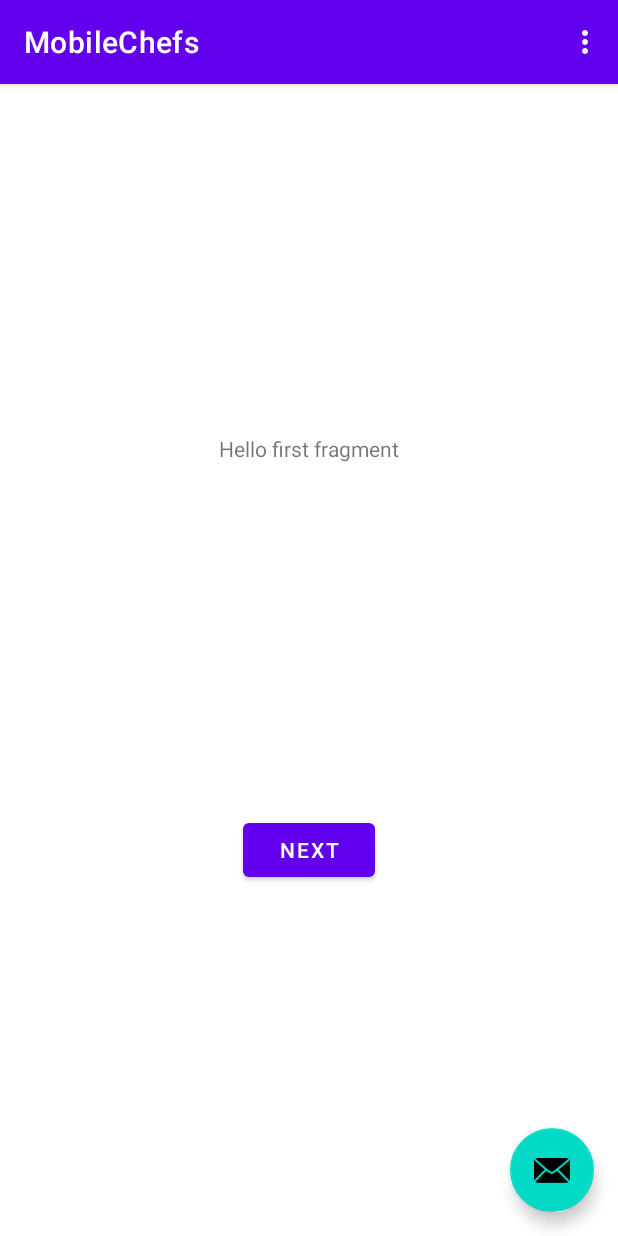
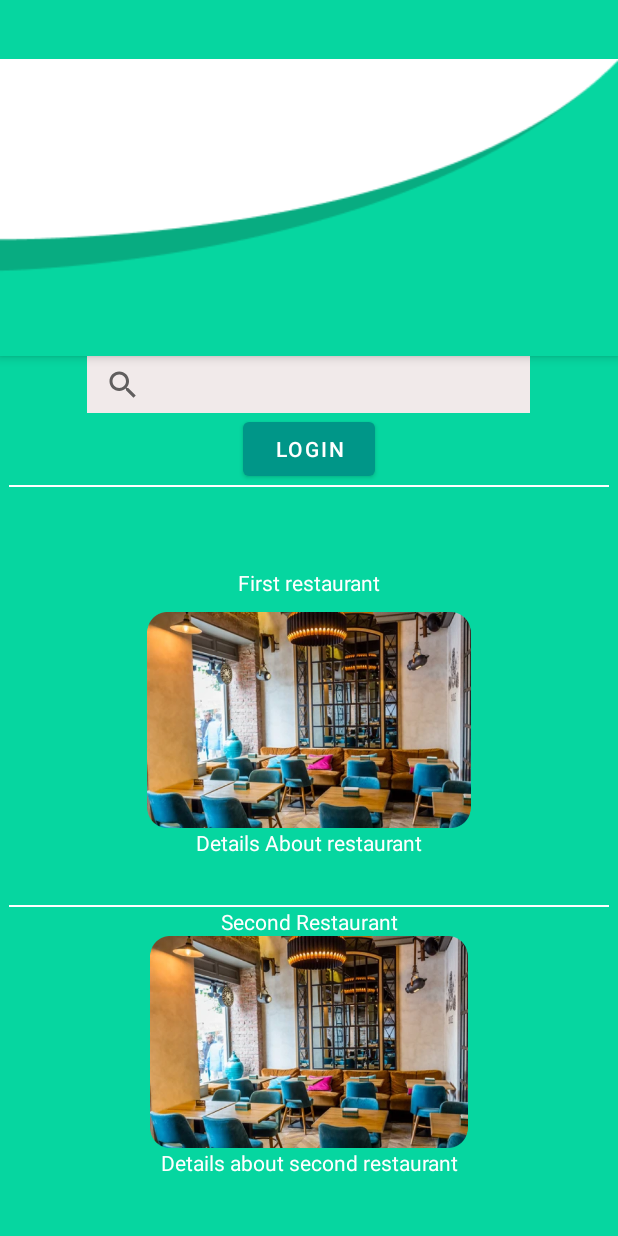
Before and after one commit to skywallkee/MCD-Restaurants, an Android app: the screen it shows after launch (MainActivity), on a phone screen of 412 x 824 dp. Run offline under Robolectric (Android 15) with nearby library versions, the light colour scheme and no system bars.

Commit message:
First Page Update

```diff
--- a/app/src/main/java/masterchefdevs/colectiv/ubb/chefs/FirstFragment.kt
+++ b/app/src/main/java/masterchefdevs/colectiv/ubb/chefs/FirstFragment.kt
@@ -1,5 +1,6 @@
 package masterchefdevs.colectiv.ubb.chefs
 
+import android.graphics.Color
 import android.os.Bundle
 import androidx.fragment.app.Fragment
 import android.view.LayoutInflater
@@ -27,5 +28,6 @@ class FirstFragment : Fragment() {
         view.findViewById<Button>(R.id.button_first).setOnClickListener {
             findNavController().navigate(R.id.action_FirstFragment_to_SecondFragment)
         }
+        this.view?.setBackgroundColor(Color.CYAN);
     }
 }
--- a/app/src/main/java/masterchefdevs/colectiv/ubb/chefs/MainActivity.kt
+++ b/app/src/main/java/masterchefdevs/colectiv/ubb/chefs/MainActivity.kt
@@ -14,10 +14,6 @@ class MainActivity : AppCompatActivity() {
         setContentView(R.layout.activity_main)
         setSupportActionBar(findViewById(R.id.toolbar))
 
-        findViewById<FloatingActionButton>(R.id.fab).setOnClickListener { view ->
-            Snackbar.make(view, "Replace with your own action", Snackbar.LENGTH_LONG)
-                    .setAction("Action", null).show()
-        }
     }
 
     override fun onCreateOptionsMenu(menu: Menu): Boolean {
--- a/app/src/main/res/layout/activity_main.xml
+++ b/app/src/main/res/layout/activity_main.xml
@@ -6,28 +6,17 @@
     android:layout_height="match_parent"
     tools:context=".MainActivity">
 
-    <com.google.android.material.appbar.AppBarLayout
+
+
+    <androidx.appcompat.widget.Toolbar
+        android:id="@+id/toolbar"
         android:layout_width="match_parent"
-        android:layout_height="wrap_content"
-        android:theme="@style/Theme.MobileChefs.AppBarOverlay">
+        android:layout_height="27dp"
+        android:background="@color/purple_200"
+        app:popupTheme="@style/Theme.MobileChefs.PopupOverlay" />
 
-        <androidx.appcompat.widget.Toolbar
-            android:id="@+id/toolbar"
-            android:layout_width="match_parent"
-            android:layout_height="?attr/actionBarSize"
-            android:background="?attr/colorPrimary"
-            app:popupTheme="@style/Theme.MobileChefs.PopupOverlay" />
-
-    </com.google.android.material.appbar.AppBarLayout>
-
-    <include layout="@layout/content_main" />
-
-    <com.google.android.material.floatingactionbutton.FloatingActionButton
-        android:id="@+id/fab"
-        android:layout_width="wrap_content"
-        android:layout_height="wrap_content"
-        android:layout_gravity="bottom|end"
-        android:layout_margin="@dimen/fab_margin"
-        app:srcCompat="@android:drawable/ic_dialog_email" />
+    <include
+        layout="@layout/content_main"
+        android:background="@drawable/background" />
 
 </androidx.coordinatorlayout.widget.CoordinatorLayout>
--- a/app/src/main/res/layout/content_main.xml
+++ b/app/src/main/res/layout/content_main.xml
@@ -10,6 +10,7 @@
         android:name="androidx.navigation.fragment.NavHostFragment"
         android:layout_width="0dp"
         android:layout_height="0dp"
+        android:background="@drawable/background"
         app:defaultNavHost="true"
         app:layout_constraintBottom_toBottomOf="parent"
         app:layout_constraintLeft_toLeftOf="parent"
--- a/app/src/main/res/layout/fragment_first.xml
+++ b/app/src/main/res/layout/fragment_first.xml
@@ -6,23 +6,120 @@
     android:layout_height="match_parent"
     tools:context=".FirstFragment">
 
-    <TextView
-        android:id="@+id/textview_first"
-        android:layout_width="wrap_content"
+    <ScrollView
+        android:layout_width="match_parent"
+        android:layout_height="match_parent"
+        android:background="@drawable/background"
+        app:layout_constraintBottom_toBottomOf="parent"
+        tools:layout_editor_absoluteX="-38dp">
+
+        <LinearLayout
+            android:layout_width="match_parent"
             android:layout_height="wrap_content"
-        android:text="@string/hello_first_fragment"
-        app:layout_constraintBottom_toTopOf="@id/button_first"
-        app:layout_constraintEnd_toEndOf="parent"
-        app:layout_constraintStart_toStartOf="parent"
-        app:layout_constraintTop_toTopOf="parent" />
+            android:layout_gravity="center"
+            android:orientation="vertical">
+
+            <com.google.android.material.appbar.AppBarLayout
+                android:layout_width="match_parent"
+                android:layout_height="wrap_content"
+                android:background="@drawable/up_background"
+                android:clickable="true"
+                android:theme="@style/Theme.MobileChefs.AppBarOverlay">
+
+
+            </com.google.android.material.appbar.AppBarLayout>
+            <SearchView
+                android:layout_width="295dp"
+                android:layout_height="38dp"
+                android:layout_gravity="center"
+                android:background="#F1EAEA">
+
+            </SearchView>
 
             <Button
                 android:id="@+id/button_first"
                 android:layout_width="wrap_content"
                 android:layout_height="wrap_content"
-        android:text="@string/next"
-        app:layout_constraintBottom_toBottomOf="parent"
-        app:layout_constraintEnd_toEndOf="parent"
+                android:layout_gravity="center"
+                android:layout_marginEnd="0px"
+                android:layout_marginRight="0px"
+                android:text="@string/login"
+                app:backgroundTint="#009688"
+                app:layout_constraintBottom_toTopOf="@+id/textView3"
+                app:layout_constraintEnd_toEndOf="@id/textView3"
                 app:layout_constraintStart_toStartOf="parent"
-        app:layout_constraintTop_toBottomOf="@id/textview_first" />
+                app:layout_constraintTop_toTopOf="parent"
+                app:rippleColor="#FAF7F7" />
+
+            <TableRow
+
+                android:layout_width="600px"
+                android:layout_height="1dp"
+                android:layout_gravity="center"
+                android:background="@color/white"/>
+
+
+
+            <Space
+                android:layout_width="match_parent"
+                android:layout_height="44dp" />
+
+            <TextView
+                android:id="@+id/textView3"
+                android:layout_width="match_parent"
+                android:layout_height="39dp"
+                android:gravity="center"
+                android:text="First restaurant"
+                android:textColor="#FFFFFF" />
+
+
+
+            <ImageView
+                android:id="@+id/imageView4"
+                android:layout_width="match_parent"
+                android:layout_height="144dp"
+                app:srcCompat="@drawable/restaurant"
+                tools:src="@tools:sample/backgrounds/scenic" />
+
+            <TextView
+                android:id="@+id/textView4"
+                android:layout_width="match_parent"
+                android:layout_height="wrap_content"
+                android:gravity="center"
+                android:text="Details About restaurant"
+                android:textColor="#FFFFFF" />
+
+            <Space
+                android:layout_width="match_parent"
+                android:layout_height="32dp" />
+            <TableRow
+                android:layout_width="600px"
+                android:layout_height="1dp"
+                android:layout_gravity="center"
+                android:background="@color/white"/>
+            <TextView
+                android:id="@+id/textView5"
+                android:layout_width="match_parent"
+                android:layout_height="wrap_content"
+                android:gravity="center"
+                android:text="Second Restaurant"
+                android:textColor="#FFFFFF" />
+
+            <ImageView
+                android:id="@+id/imageView5"
+                android:layout_width="match_parent"
+                android:layout_height="141dp"
+                android:src="@drawable/restaurant" />
+
+            <TextView
+                android:id="@+id/textView6"
+                android:layout_width="match_parent"
+                android:layout_height="wrap_content"
+                android:gravity="center"
+                android:text="Details about second restaurant"
+                android:textColor="#FFFFFF" />
+
+        </LinearLayout>
+    </ScrollView>
+
 </androidx.constraintlayout.widget.ConstraintLayout>
--- a/app/src/main/res/values-night/themes.xml
+++ b/app/src/main/res/values-night/themes.xml
@@ -3,7 +3,7 @@
     <style name="Theme.MobileChefs" parent="Theme.MaterialComponents.DayNight.DarkActionBar">
         <!-- Primary brand color. -->
         <item name="colorPrimary">@color/purple_200</item>
-        <item name="colorPrimaryVariant">@color/purple_700</item>
+        <item name="colorPrimaryVariant">@color/purple_500</item>
         <item name="colorOnPrimary">@color/black</item>
         <!-- Secondary brand color. -->
         <item name="colorSecondary">@color/teal_200</item>
--- a/app/src/main/res/values/colors.xml
+++ b/app/src/main/res/values/colors.xml
@@ -1,9 +1,9 @@
 <?xml version="1.0" encoding="utf-8"?>
 <resources>
-    <color name="purple_200">#FFBB86FC</color>
-    <color name="purple_500">#FF6200EE</color>
-    <color name="purple_700">#FF3700B3</color>
-    <color name="teal_200">#FF03DAC5</color>
+    <color name="purple_200">#147160</color>
+    <color name="purple_500">#06D6A0</color>
+    <color name="purple_700">#147160</color>
+    <color name="teal_200">#FFFFFFFF</color>
     <color name="teal_700">#FF018786</color>
     <color name="black">#FF000000</color>
     <color name="white">#FFFFFFFF</color>
--- a/app/src/main/res/values/strings.xml
+++ b/app/src/main/res/values/strings.xml
@@ -5,6 +5,8 @@
     <string name="first_fragment_label">First Fragment</string>
     <string name="second_fragment_label">Second Fragment</string>
     <string name="next">Next</string>
+    <string name="login">Login</string>
+    <string name="register">Register</string>
     <string name="previous">Previous</string>
 
     <string name="hello_first_fragment">Hello first fragment</string>
```
Also changed, not shown: app/src/main/res/drawable/background.png (added), app/src/main/res/drawable/restaurant.png (added), app/src/main/res/drawable/up_background.png (added). Lines whose indentation alone changed are shown as unchanged.
